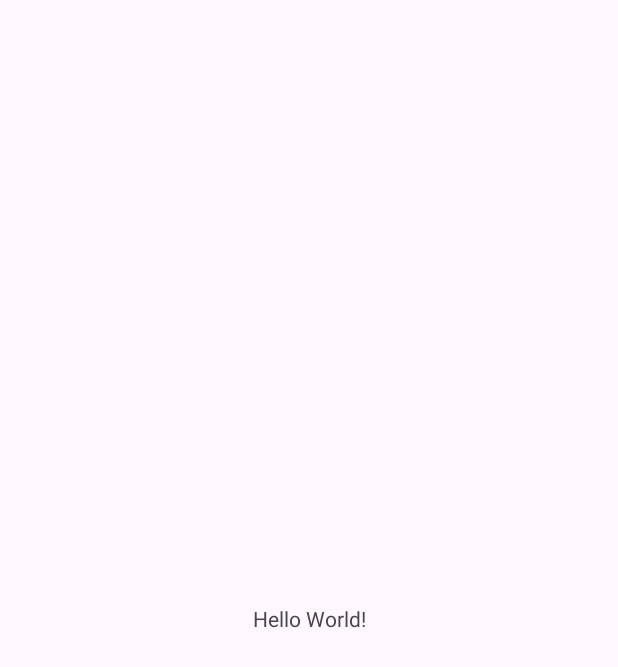
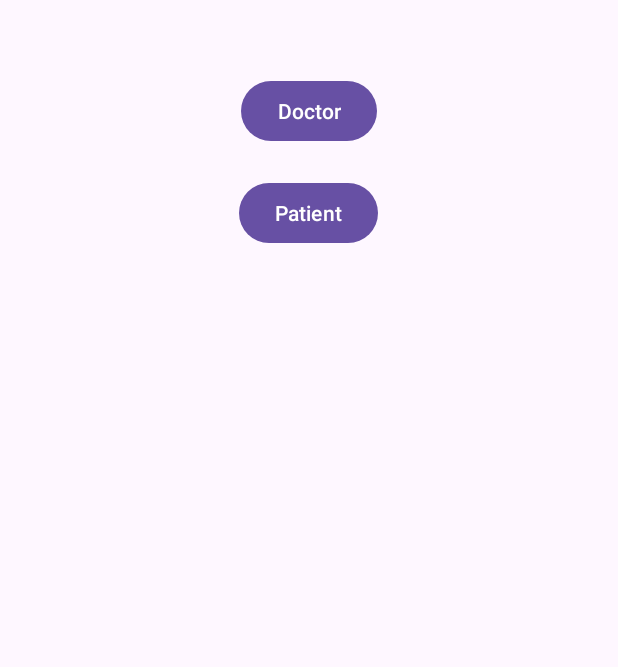
Before and after one commit to Mohit-Adhikari/OMABS-APP, an Android app: the screen it shows after launch (MainActivity), on a phone screen of 412 x 824 dp. Before the commit the part shown is almost empty. Shown: the top 667 px of the screen. Run offline under Robolectric (Android 15) with nearby library versions, the phone set to English and light mode, and no system bars.

```diff
--- a/app/build.gradle.kts
+++ b/app/build.gradle.kts
@@ -1,5 +1,6 @@
 plugins {
     id("com.android.application")
+    id("com.google.gms.google-services")
 }
 
 android {
@@ -36,6 +37,8 @@ dependencies {
     implementation("androidx.appcompat:appcompat:1.6.1")
     implementation("com.google.android.material:material:1.11.0")
     implementation("androidx.constraintlayout:constraintlayout:2.1.4")
+    implementation("com.google.firebase:firebase-firestore:24.10.0")
+    implementation("com.google.firebase:firebase-auth:22.3.1")
     testImplementation("junit:junit:4.13.2")
     androidTestImplementation("androidx.test.ext:junit:1.1.5")
     androidTestImplementation("androidx.test.espresso:espresso-core:3.5.1")
--- a/app/src/main/AndroidManifest.xml
+++ b/app/src/main/AndroidManifest.xml
@@ -21,6 +21,8 @@
                 <category android:name="android.intent.category.LAUNCHER" />
             </intent-filter>
         </activity>
+        <activity android:name=".home"></activity>
+        <activity android:name=".register_info"></activity>
     </application>
 
 </manifest>
--- a/app/src/main/java/com/example/a4thsemproject/MainActivity.java
+++ b/app/src/main/java/com/example/a4thsemproject/MainActivity.java
@@ -2,13 +2,33 @@ package com.example.a4thsemproject;
 
 import androidx.appcompat.app.AppCompatActivity;
 
+import android.content.Intent;
 import android.os.Bundle;
+import android.view.View;
+import android.widget.Button;
 
 public class MainActivity extends AppCompatActivity {
+
 
     @Override
     protected void onCreate(Bundle savedInstanceState) {
         super.onCreate(savedInstanceState);
         setContentView(R.layout.activity_main);
+        Button doctor=findViewById(R.id.doctors);
+        Button patient=findViewById(R.id.patient);
+        patient.setOnClickListener(new View.OnClickListener() {
+            @Override
+            public void onClick(View v) {
+                startPatient();
+            }
+        });
+
+
+    }
+    public void startPatient()
+    {
+        Intent PatientPage=new Intent(this,home.class);
+        startActivity(PatientPage);
+
     }
 }
--- a/app/src/main/res/layout/activity_main.xml
+++ b/app/src/main/res/layout/activity_main.xml
@@ -1,18 +1,26 @@
-<?xml version="1.0" encoding="utf-8"?>
-<androidx.constraintlayout.widget.ConstraintLayout xmlns:android="http://schemas.android.com/apk/res/android"
-    xmlns:app="http://schemas.android.com/apk/res-auto"
+
+<RelativeLayout xmlns:android="http://schemas.android.com/apk/res/android"
     xmlns:tools="http://schemas.android.com/tools"
     android:layout_width="match_parent"
     android:layout_height="match_parent"
     tools:context=".MainActivity">
 
-    <TextView
+    <Button
+        android:id="@+id/doctors"
         android:layout_width="wrap_content"
         android:layout_height="wrap_content"
-        android:text="Hello World!"
-        app:layout_constraintBottom_toBottomOf="parent"
-        app:layout_constraintEnd_toEndOf="parent"
-        app:layout_constraintStart_toStartOf="parent"
-        app:layout_constraintTop_toTopOf="parent" />
+        android:text="Doctor"
+        android:layout_centerHorizontal="true"
+        android:layout_marginTop="50dp"
+        android:onClick="startActivity1"/>
 
-</androidx.constraintlayout.widget.ConstraintLayout>
+    <Button
+        android:id="@+id/patient"
+        android:layout_width="wrap_content"
+        android:layout_height="wrap_content"
+        android:text="Patient"
+        android:layout_below="@id/doctors"
+        android:layout_centerHorizontal="true"
+        android:layout_marginTop="20dp"
+        android:onClick="starPatient"/>
+</RelativeLayout>
--- a/build.gradle.kts
+++ b/build.gradle.kts
@@ -1,3 +1,8 @@
+buildscript {
+    dependencies {
+        classpath("com.google.gms:google-services:4.4.0")
+    }
+}
 // Top-level build file where you can add configuration options common to all sub-projects/modules.
 plugins {
     id("com.android.application") version "8.2.1" apply false
```
Also changed, not shown: app/src/main/java/com/example/a4thsemproject/home.java (added, +71 -0 lines), app/src/main/java/com/example/a4thsemproject/register_info.java (added, +42 -0 lines), app/src/main/res/layout/home.xml (added, +45 -0 lines), app/src/main/res/layout/register_info.xml (added, +36 -0 lines), 1 other file.
